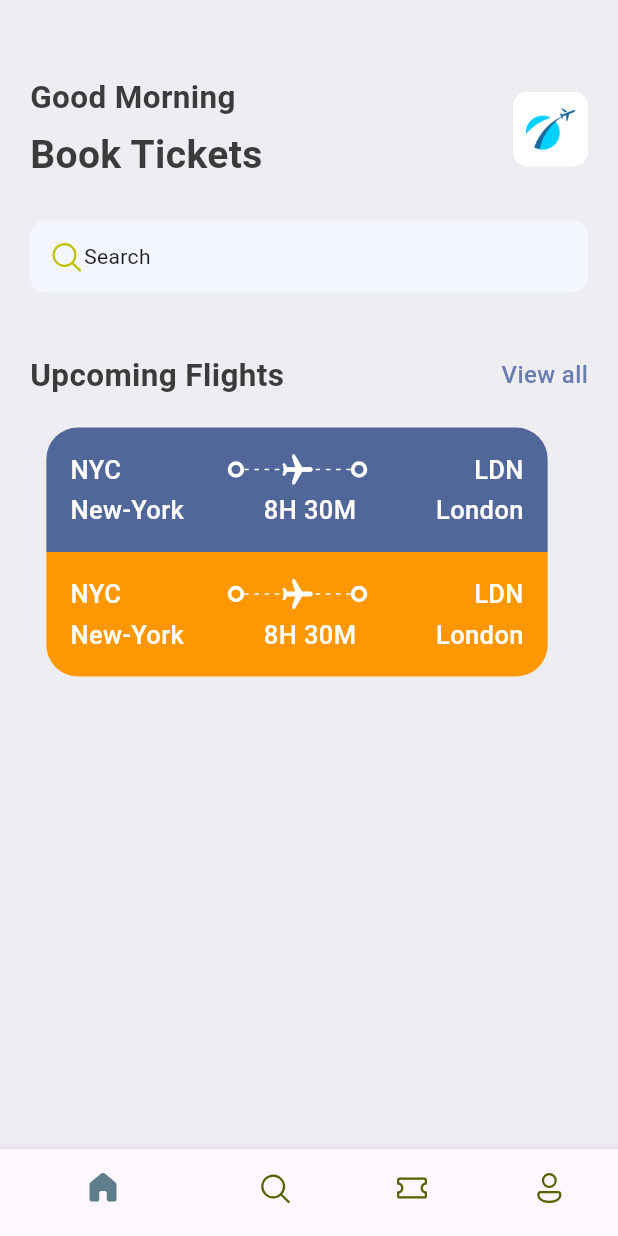
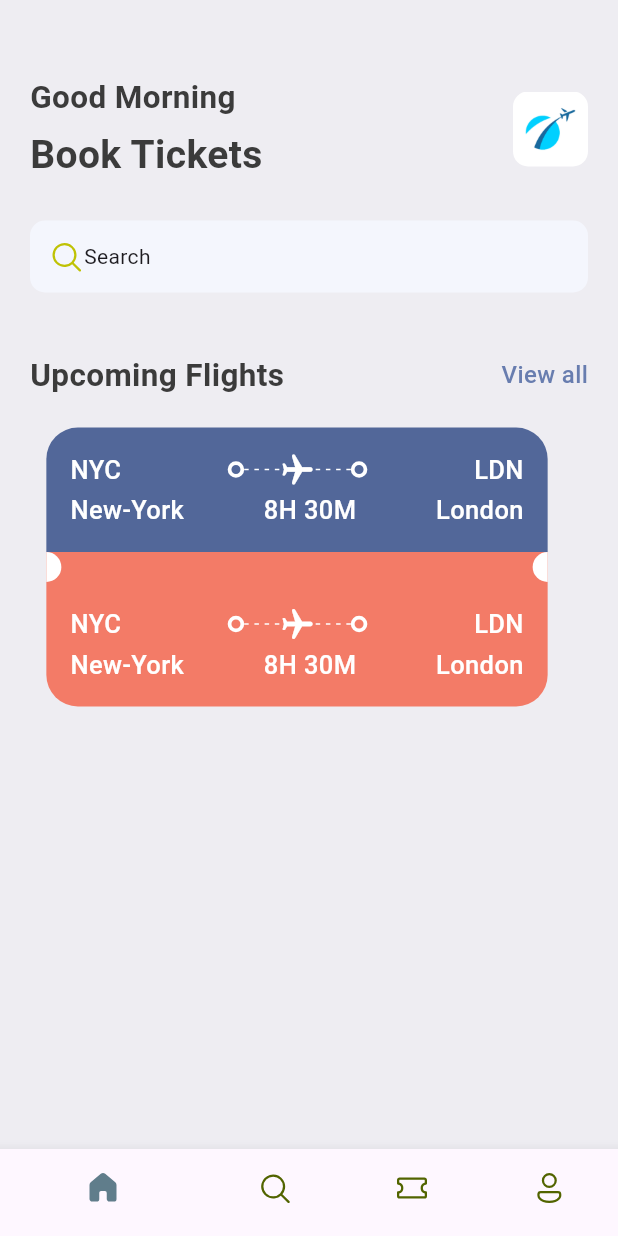
Before and after one commit to DeneshA/ticket_app, a Flutter app: the screen it shows after launch, on a phone screen of 412 x 824 dp. Run offline on Flutter 3.47's test engine with Material 3 defaults, Android fonts, the phone set to English and light mode, and no system bars; our stand-ins replace fluentui_icons.

Commit message:
Ticket middle divider updated

```diff
--- a/lib/base/res/style/app_styles.dart
+++ b/lib/base/res/style/app_styles.dart
@@ -9,6 +9,7 @@ class AppStyles {
   static Color bgColor = const Color(0xFFeeedf2);
   static Color textColor = const Color(0xFF3b3b3b);
   static Color ticketBlue = const Color(0xFF526799);
+  static Color ticketOrange = const Color(0xFFF37B67);
 
   static TextStyle textStyle =
       TextStyle(fontSize: 16, fontWeight: FontWeight.w500, color: textColor);
--- /dev/null
+++ b/lib/base/widgets/big_circle.dart
@@ -0,0 +1,26 @@
+import 'package:flutter/material.dart';
+
+class BigCircle extends StatelessWidget {
+  final isRight;
+  const BigCircle({super.key,  required this.isRight });
+
+  @override
+  Widget build(BuildContext context) {
+    return  SizedBox(
+      height: 20,
+      width: 10,
+      child: DecoratedBox(
+        decoration: BoxDecoration(
+            color: Colors.white,
+            borderRadius: isRight == true ? const BorderRadius.only(
+                topLeft: Radius.circular(10),
+                bottomLeft: Radius.circular(10)
+            ): const BorderRadius.only(
+                topRight: Radius.circular(10),
+                bottomRight: Radius.circular(10)
+            )
+        ),
+      ),
+    );
+  }
+}
--- a/lib/base/widgets/ticket_view.dart
+++ b/lib/base/widgets/ticket_view.dart
@@ -1,6 +1,8 @@
+import 'package:flutter/cupertino.dart';
 import 'package:flutter/material.dart';
 import 'package:ticket_app/base/res/style/app_styles.dart';
 import 'package:ticket_app/base/widgets/app_layoutbuilder_widget.dart';
+import 'package:ticket_app/base/widgets/big_circle.dart';
 import 'package:ticket_app/base/widgets/big_dot.dart';
 
 class TicketView extends StatelessWidget {
@@ -13,7 +15,7 @@ class TicketView extends StatelessWidget {
 
     return SizedBox(
       width: size.width * 0.85,
-      height: 179,
+      height:8179,
       child: Container(
         margin: const EdgeInsets.only(right: 16),
         child: Column(
@@ -87,10 +89,22 @@ class TicketView extends StatelessWidget {
               ),
             ),
             Container(
+              // height: 20,
+              color: AppStyles.ticketOrange,
+              child: Row(
+                children:[
+
+                  BigCircle(isRight: false),
+                  Expanded(child: Container()),
+                  BigCircle(isRight: true)
+                ],
+              ),
+            ),
+            Container(
 
               padding: const EdgeInsets.all(16),
               decoration: BoxDecoration(
-                  color: Colors.orange,
+                  color: AppStyles.ticketOrange,
                   borderRadius: const BorderRadius.only(
                       bottomLeft: Radius.circular(21), bottomRight: Radius.circular(21))),
               child: Column(
@@ -153,7 +167,7 @@ class TicketView extends StatelessWidget {
                   )
                 ],
               ),
-            )
+            ),
           ],
         ),
       ),
```
